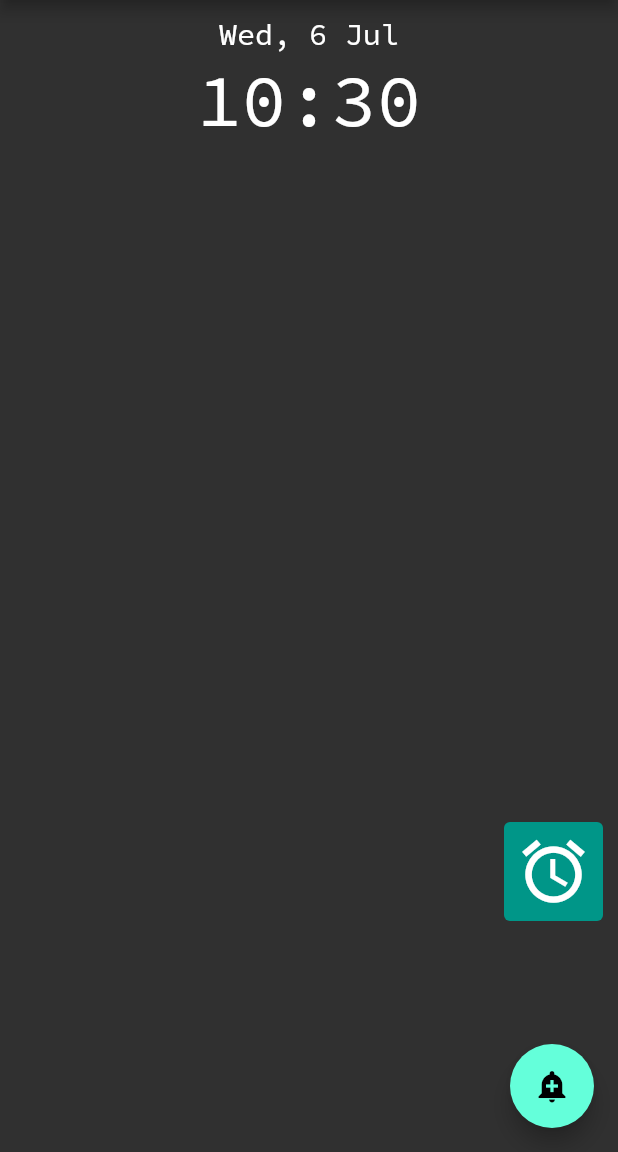
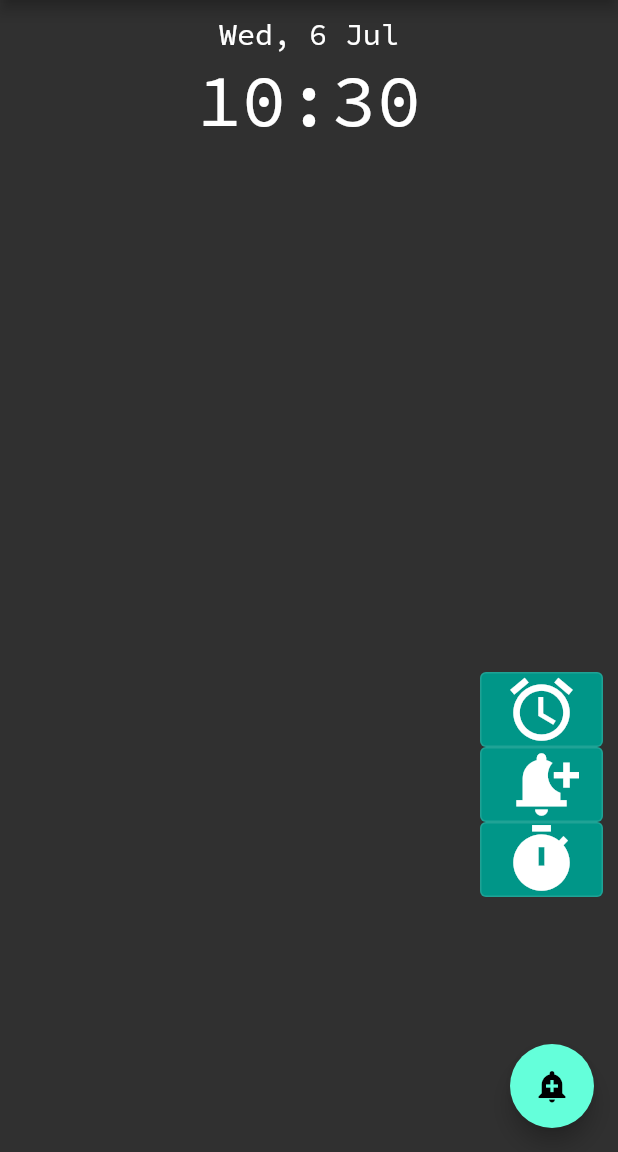
Before and after one commit to SKIPAH/flutter_smart_alarm, a Flutter app: the screen it shows after launch, on a phone screen of 412 x 824 dp, the part 84-1236 px from its top. Run offline on Flutter 3.47's test engine with Material 2 defaults, Android fonts, the phone set to English and light mode, and no system bars; our stand-ins replace flutter_local_notifications, rxdart, timezone; missing offline and left inert: flutter_alarm_clock.

Commit message:
timeri, localnotification, custom ääni

```diff
--- a/lib/home.dart
+++ b/lib/home.dart
@@ -2,9 +2,12 @@ import 'package:flutter/material.dart';
 import 'package:flutter_alarm_clock/flutter_alarm_clock.dart';
 import 'package:flutter_smart_alarm/alarms.dart';
 import 'package:flutter_smart_alarm/main.dart';
+import 'package:flutter_smart_alarm/setTimer.dart';
 import 'setAlarm.dart';
 import 'alarms.dart';
 import 'package:intl/intl.dart';
+import 'package:flutter_local_notifications/flutter_local_notifications.dart';
+import 'notification.dart';
 
 class HomeScreen extends StatefulWidget {
   const HomeScreen({Key? key}) : super(key: key);
@@ -14,22 +17,16 @@ class HomeScreen extends StatefulWidget {
 }
 
 class _HomeScreenState extends State<HomeScreen> {
-  int _selectedIndex = 0;
-  PageController pageController = PageController();
+  late final LocalNotificationService service;
 
-  static final List<Widget> _widgetOptions = <Widget>[
-    alarms(),
-  ];
-
-  void onTapped(int index) {
-    setState(() {
-      _selectedIndex = index;
-    });
-
-    pageController.jumpToPage(index);
+  @override
+  void initState() {
+    service = LocalNotificationService();
+    service.initialize();
+    listenToNotification();
+    super.initState();
   }
 
-  @override
   Widget build(BuildContext context) {
     var now = DateTime.now();
     var formattedTime = DateFormat('HH:mm').format(now);
@@ -43,9 +40,6 @@ class _HomeScreenState extends State<HomeScreen> {
           fontFamily: 'Scp',
           fontSize: 18.0,
         ),
-        actions: <Widget>[
-          //IconButton(onPressed: () {}, icon: const Icon(Icons.menu))
-        ],
       ),
       body: Container(
         padding: EdgeInsets.all(10),
@@ -71,14 +65,56 @@ class _HomeScreenState extends State<HomeScreen> {
                   mainAxisAlignment: MainAxisAlignment.end,
                   crossAxisAlignment: CrossAxisAlignment.end,
                   children: <Widget>[
-                    Padding(padding: EdgeInsets.fromLTRB(350, 450, 50, 0)),
-                    TextButton(
-                      child: const Icon((Icons.alarm), size: 50.0),
+                    Padding(padding: EdgeInsets.fromLTRB(350, 350, 50, 0)),
+                    OutlinedButton(
+                      child: const Icon(
+                        (Icons.alarm),
+                        size: 50.0,
+                      ),
                       style: TextButton.styleFrom(
                         primary: Colors.white,
                         backgroundColor: Colors.teal,
                       ),
                       onPressed: () {
+                        // FlutterAlarmClock.showAlarms();
+                        //     Navigator.push(context,
+                        //    MaterialPageRoute(builder: (context) => alarms()));
+                      },
+                    ),
+                    OutlinedButton(
+                      child: const Icon(
+                        (Icons.notification_add),
+                        size: 50.0,
+                      ),
+                      style: TextButton.styleFrom(
+                        primary: Colors.white,
+                        backgroundColor: Colors.teal,
+                      ),
+                      onPressed: () async {
+                        //await service.showNotification(
+                        //     id: 0, title: 'lol', body: 'loloo');
+                        await service.showNotificationWithPayload(
+                            id: 1,
+                            title: 'OK ',
+                            body: 'Hälytys',
+                            payload: 'Herätys');
+                      },
+                    ),
+                    OutlinedButton(
+                      child: const Icon(
+                        (Icons.timer),
+                        size: 50.0,
+                      ),
+                      style: TextButton.styleFrom(
+                        primary: Colors.white,
+                        backgroundColor: Colors.teal,
+                      ),
+                      onPressed: () {
+                        Navigator.push(
+                            context,
+                            MaterialPageRoute(
+                                builder: (context) => setTimer()));
+
                         // FlutterAlarmClock.showAlarms();
                         //Navigator.push(context,
                         // MaterialPageRoute(builder: (context) => alarms()));
@@ -87,18 +123,6 @@ class _HomeScreenState extends State<HomeScreen> {
                   ]),
             ]),
       ),
-
-      /*  bottomNavigationBar: BottomNavigationBar(
-          items: const <BottomNavigationBarItem>[
-            BottomNavigationBarItem(icon: Icon(Icons.home), label: 'Home'),
-            BottomNavigationBarItem(
-                icon: Icon(Icons.alarm_add), label: 'Alarms'),
-          ],
-          currentIndex: _selectedIndex,
-          selectedItemColor: Colors.white,
-          unselectedItemColor: Colors.grey,
-          onTap: onTapped),
-          */
       floatingActionButton: FloatingActionButton(
         child: const Icon(Icons.add_alert),
         onPressed: () {
@@ -108,21 +132,6 @@ class _HomeScreenState extends State<HomeScreen> {
       ),
     );
 
-    /*
-              *** SHOW ALARMS SET ON PHONE ***
-              Container(
-                margin: const EdgeInsets.all(25),
-                child: TextButton(
-                  child: const Text(
-                    'Show alarms',
-                    style: TextStyle(fontSize: 20.0),
-                  ),
-                  onPressed: () {
-                    FlutterAlarmClock.showAlarms();
-                  },
-                ),
-              ),
-              */
     /*
 
               *** CREATE TIMER ***
@@ -141,6 +150,22 @@ class _HomeScreenState extends State<HomeScreen> {
               )
               )
               ]
+
               */
   }
+
+  void listenToNotification() =>
+      service.onNotificationClick.stream.listen(onNotificationListener);
+
+  void onNotificationListener(String? payload) {
+    if (payload != null && payload.isNotEmpty) {
+      print('payload $payload');
+      Navigator.push(
+          context,
+          MaterialPageRoute(
+              builder: (context) => alarms(
+                    payload: payload,
+                  )));
+    }
+  }
 }
--- a/lib/main.dart
+++ b/lib/main.dart
@@ -6,6 +6,7 @@ import 'alarms.dart';
 import 'home.dart';
 
 void main() {
+  WidgetsFlutterBinding.ensureInitialized();
   runApp(MyApp());
 }
 
--- a/pubspec.yaml
+++ b/pubspec.yaml
@@ -38,6 +38,8 @@ dependencies:
   flutter_alarm_clock: ^0.0.2
   intl: ^0.17.0
   flutter_local_notifications: ^9.6.1
+  timezone: ^0.8.0
+  rxdart: ^0.27.4
 
 
 dev_dependencies:
```
Also changed, not shown: lib/alarms.dart (+22 -3 lines), lib/notification.dart (added, +173 -0 lines), lib/setAlarm.dart (+17 -3 lines), lib/setTimer.dart (added, +25 -0 lines), pubspec.lock, 8 other files.
